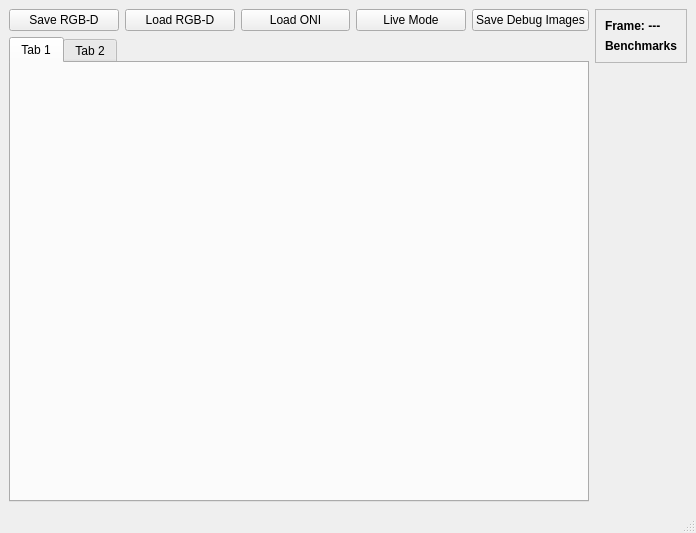
Danvil/dasp, file dasp_gui/WdgtKinectSuperPoints.ui: the form before one commit.
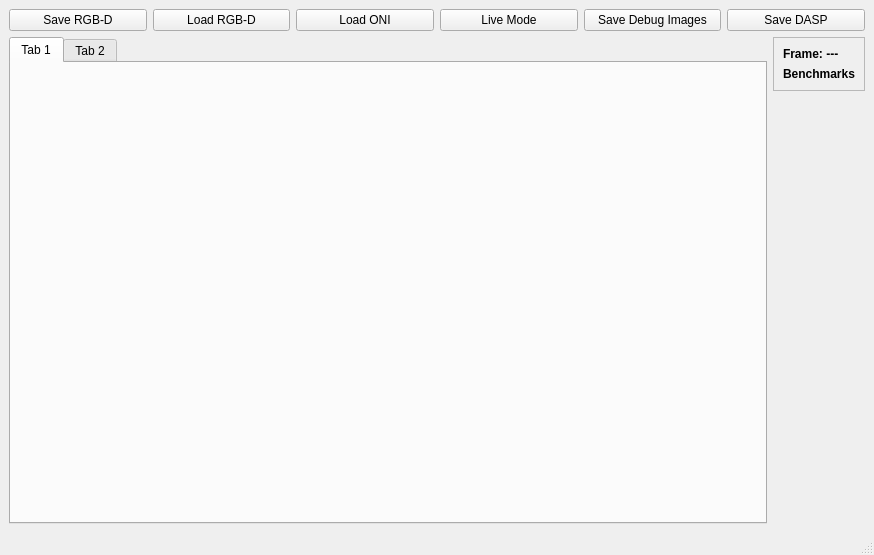
The form after the commit.

Commit message: Added saving of dasp results (position, color, normal) to libdasp and dasp_gui

The edit to the form file:
```diff
--- a/dasp_gui/WdgtKinectSuperPoints.ui
+++ b/dasp_gui/WdgtKinectSuperPoints.ui
@@ -6,8 +6,8 @@
    <rect>
     <x>0</x>
     <y>0</y>
-    <width>696</width>
-    <height>533</height>
+    <width>874</width>
+    <height>555</height>
    </rect>
   </property>
   <property name="windowTitle">
@@ -29,46 +29,7 @@
       </widget>
      </widget>
     </item>
-    <item row="0" column="2">
-     <layout class="QHBoxLayout" name="horizontalLayout">
-      <item>
-       <widget class="QPushButton" name="pushButtonSaveOne">
-        <property name="text">
-         <string>Save RGB-D</string>
-        </property>
-       </widget>
-      </item>
-      <item>
-       <widget class="QPushButton" name="pushButtonLoadOne">
-        <property name="text">
-         <string>Load RGB-D</string>
-        </property>
-       </widget>
-      </item>
-      <item>
-       <widget class="QPushButton" name="pushButtonLoadOni">
-        <property name="text">
-         <string>Load ONI</string>
-        </property>
-       </widget>
-      </item>
-      <item>
-       <widget class="QPushButton" name="pushButtonLive">
-        <property name="text">
-         <string>Live Mode</string>
-        </property>
-       </widget>
-      </item>
-      <item>
-       <widget class="QPushButton" name="pushButtonSaveDebug">
-        <property name="text">
-         <string>Save Debug Images</string>
-        </property>
-       </widget>
-      </item>
-     </layout>
-    </item>
-    <item row="0" column="3" rowspan="2">
+    <item row="1" column="3">
      <layout class="QVBoxLayout" name="verticalLayout">
       <item>
        <widget class="QFrame" name="frame">
@@ -127,6 +88,58 @@
       </item>
      </layout>
     </item>
+    <item row="0" column="2" colspan="2">
+     <layout class="QHBoxLayout" name="horizontalLayout">
+      <item>
+       <widget class="QPushButton" name="pushButtonSaveOne">
+        <property name="text">
+         <string>Save RGB-D</string>
+        </property>
+       </widget>
+      </item>
+      <item>
+       <widget class="QPushButton" name="pushButtonLoadOne">
+        <property name="text">
+         <string>Load RGB-D</string>
+        </property>
+       </widget>
+      </item>
+      <item>
+       <widget class="QPushButton" name="pushButtonLoadOni">
+        <property name="text">
+         <string>Load ONI</string>
+        </property>
+       </widget>
+      </item>
+      <item>
+       <widget class="QPushButton" name="pushButtonLive">
+        <property name="text">
+         <string>Live Mode</string>
+        </property>
+       </widget>
+      </item>
+      <item>
+       <widget class="QPushButton" name="pushButtonSaveDebug">
+        <property name="text">
+         <string>Save Debug Images</string>
+        </property>
+       </widget>
+      </item>
+      <item>
+       <widget class="QPushButton" name="pushButtonSaveDasp">
+        <property name="text">
+         <string>Save DASP</string>
+        </property>
+        <property name="checkable">
+         <bool>true</bool>
+        </property>
+        <property name="checked">
+         <bool>false</bool>
+        </property>
+       </widget>
+      </item>
+     </layout>
+    </item>
    </layout>
   </widget>
   <widget class="QMenuBar" name="menubar">
```
Left out of the diff: 2 changed lines with no effect on the pictures. The commit also changes 5 other files.
